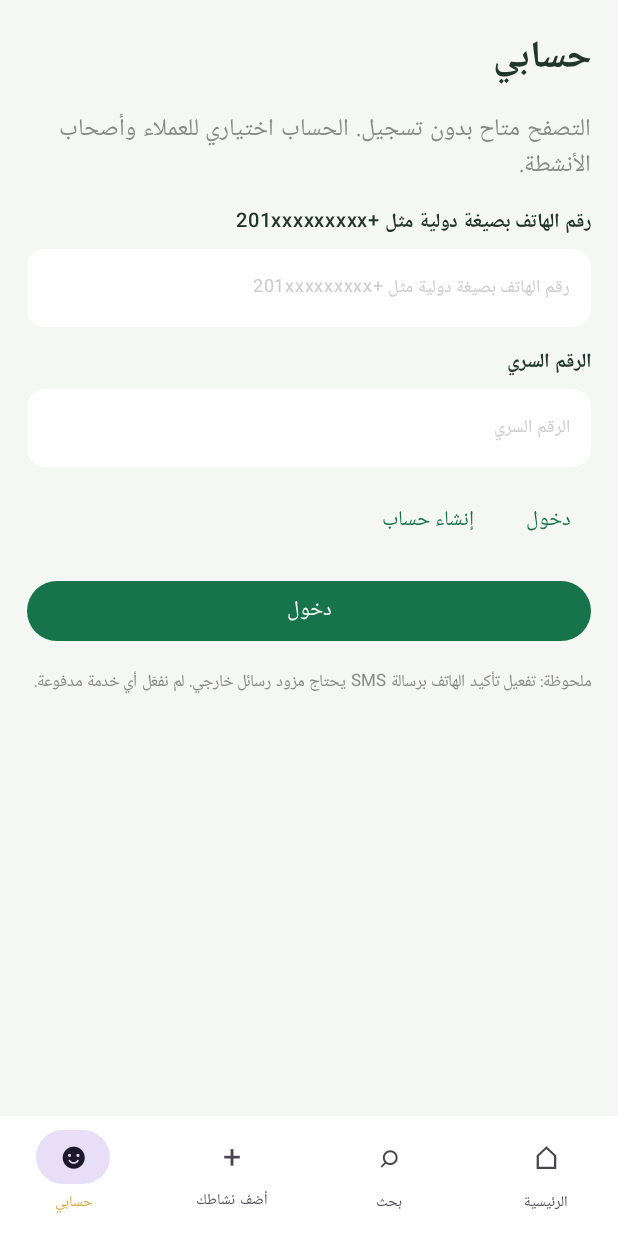
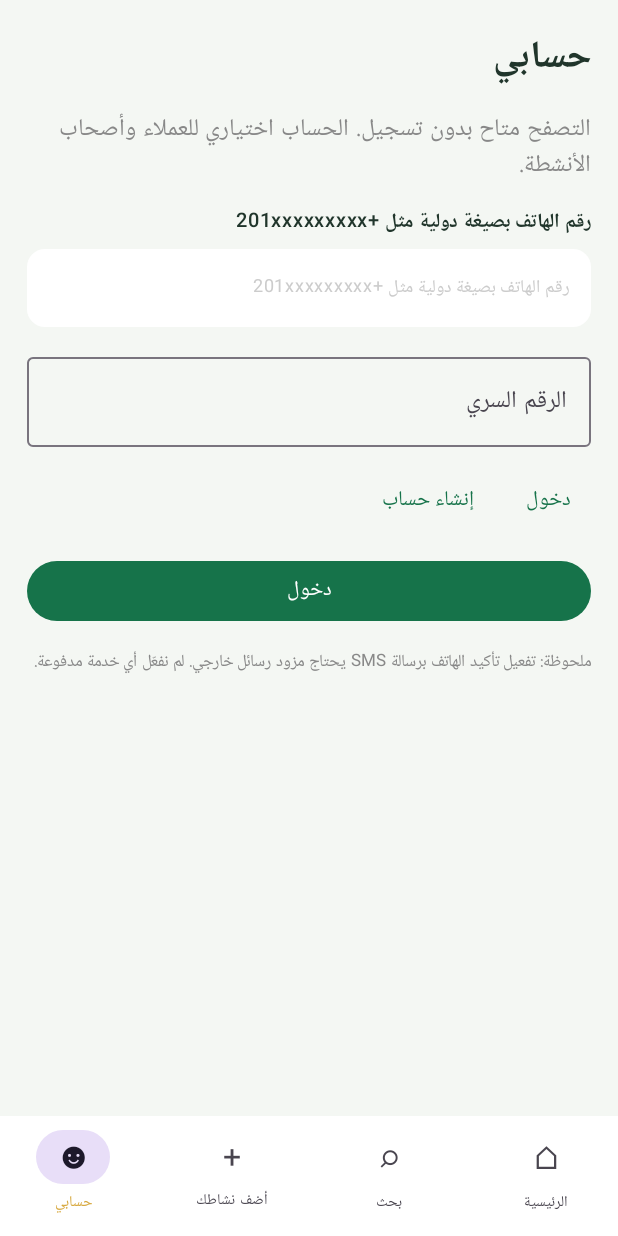
Before and after one commit to hassanabozainab2-pixel/janb-baytak, an Android app built with Jetpack Compose: the screen it shows after launch (MainActivity), item 4 of the bottom bar chosen, on a phone screen of 412 x 824 dp. Run offline under Robolectric (Android 15) with nearby library versions, the phone set to English and light mode, and no system bars; network calls fail; 1 statement that could not run was skipped.

Commit message:
Mask account passwords in login form

```diff
--- a/app/src/main/java/com/janbbaytak/app/MainActivity.kt
+++ b/app/src/main/java/com/janbbaytak/app/MainActivity.kt
@@ -247,7 +247,7 @@ class MainActivity : ComponentActivity() {
         } else {
             Text("التصفح متاح بدون تسجيل. الحساب اختياري للعملاء وأصحاب الأنشطة.",color=Color.Gray)
             Field("رقم الهاتف بصيغة دولية مثل +201xxxxxxxxx",phone){phone=it}
-            Field("الرقم السري",password){password=it}
+            PasswordField("الرقم السري",password){password=it}
             Row(horizontalArrangement=Arrangement.spacedBy(8.dp)) {
                 TextButton(onClick={creating=false}){Text("دخول")}
                 TextButton(onClick={creating=true}){Text("إنشاء حساب")}
@@ -282,6 +282,9 @@ class MainActivity : ComponentActivity() {
     }
 }
 
+@Composable private fun PasswordField(label:String,value:String,onValue:(String)->Unit) {
+    OutlinedTextField(value=value,onValueChange=onValue,modifier=Modifier.fillMaxWidth(),singleLine=true,label={Text(label)},visualTransformation=androidx.compose.ui.text.input.PasswordVisualTransformation())
+}
 @Composable private fun Field(label:String,value:String,onValue:(String)->Unit) {
     Column(verticalArrangement=Arrangement.spacedBy(5.dp)) {
         Text(label,color=Ink,fontWeight=FontWeight.SemiBold,fontSize=13.sp)
```
